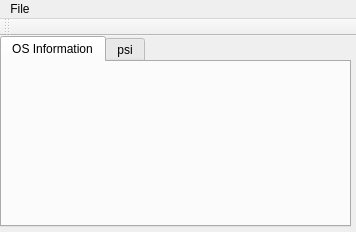
CryptoManiac/pswdrec, file mainwindow.ui: the form before one commit.
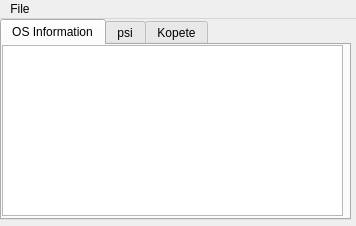
The form after the commit. The open tabs and pages were chosen to show the change.

Commit message: psi now works well Kopete works only 0.5x versions Now shows some system information

```diff
--- a/mainwindow.ui
+++ b/mainwindow.ui
@@ -10,22 +10,34 @@
     <x>0</x>
     <y>0</y>
     <width>356</width>
-    <height>232</height>
+    <height>226</height>
    </rect>
   </property>
   <property name="windowTitle">
    <string>MainWindow</string>
   </property>
   <widget class="QWidget" name="centralWidget">
+   <property name="sizePolicy">
+    <sizepolicy hsizetype="Preferred" vsizetype="Preferred">
+     <horstretch>0</horstretch>
+     <verstretch>0</verstretch>
+    </sizepolicy>
+   </property>
    <widget class="QTabWidget" name="tabWidget">
     <property name="geometry">
      <rect>
       <x>0</x>
       <y>0</y>
       <width>351</width>
-      <height>191</height>
+      <height>201</height>
      </rect>
     </property>
+    <property name="sizePolicy">
+     <sizepolicy hsizetype="Maximum" vsizetype="Maximum">
+      <horstretch>0</horstretch>
+      <verstretch>0</verstretch>
+     </sizepolicy>
+    </property>
     <property name="autoFillBackground">
      <bool>false</bool>
     </property>
@@ -39,6 +51,19 @@
      <attribute name="title">
       <string>OS Information</string>
      </attribute>
+     <widget class="QTextEdit" name="textEdit_3">
+      <property name="geometry">
+       <rect>
+        <x>0</x>
+        <y>0</y>
+        <width>341</width>
+        <height>171</height>
+       </rect>
+      </property>
+      <property name="readOnly">
+       <bool>true</bool>
+      </property>
+     </widget>
     </widget>
     <widget class="QWidget" name="tab_2">
      <attribute name="title">
@@ -64,6 +89,24 @@
       </property>
      </widget>
     </widget>
+    <widget class="QWidget" name="tab_3">
+     <attribute name="title">
+      <string>Kopete</string>
+     </attribute>
+     <widget class="QTextEdit" name="textEdit_2">
+      <property name="geometry">
+       <rect>
+        <x>0</x>
+        <y>0</y>
+        <width>341</width>
+        <height>171</height>
+       </rect>
+      </property>
+      <property name="readOnly">
+       <bool>true</bool>
+      </property>
+     </widget>
+    </widget>
    </widget>
   </widget>
   <widget class="QMenuBar" name="menuBar">
@@ -83,14 +126,6 @@
    </widget>
    <addaction name="menuFile"/>
   </widget>
-  <widget class="QToolBar" name="mainToolBar">
-   <attribute name="toolBarArea">
-    <enum>TopToolBarArea</enum>
-   </attribute>
-   <attribute name="toolBarBreak">
-    <bool>false</bool>
-   </attribute>
-  </widget>
   <action name="actionExit">
    <property name="text">
     <string>Exit</string>
```
Left out of the diff: 8 changed lines with no effect on the pictures. The commit also changes 7 other files.
